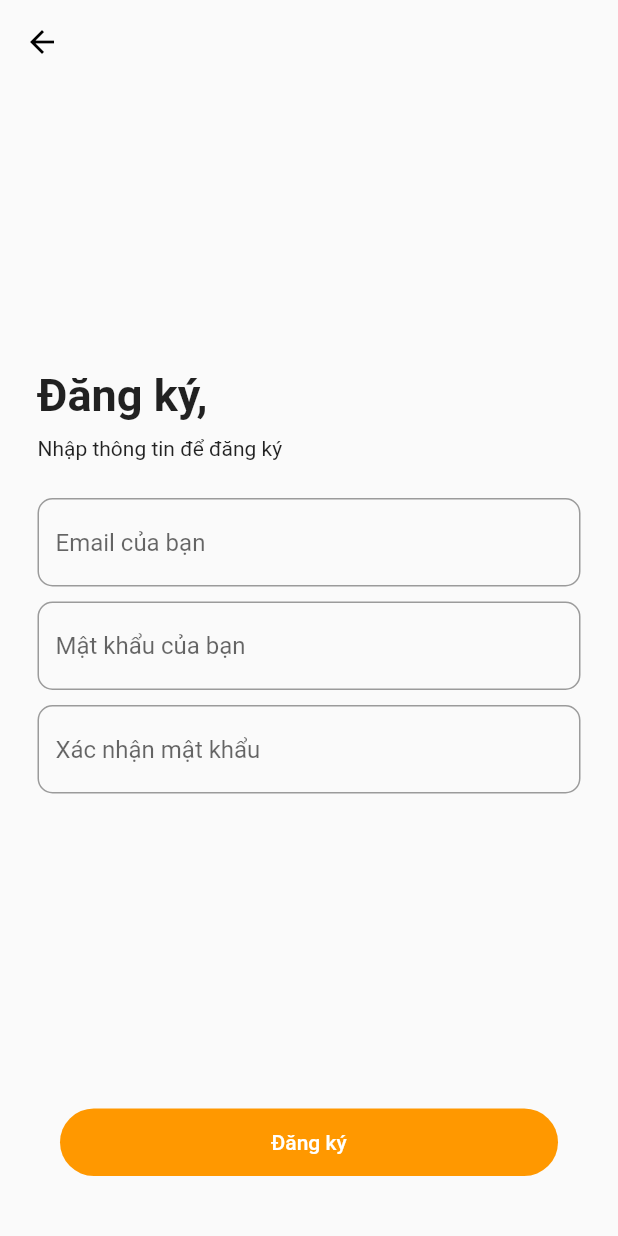
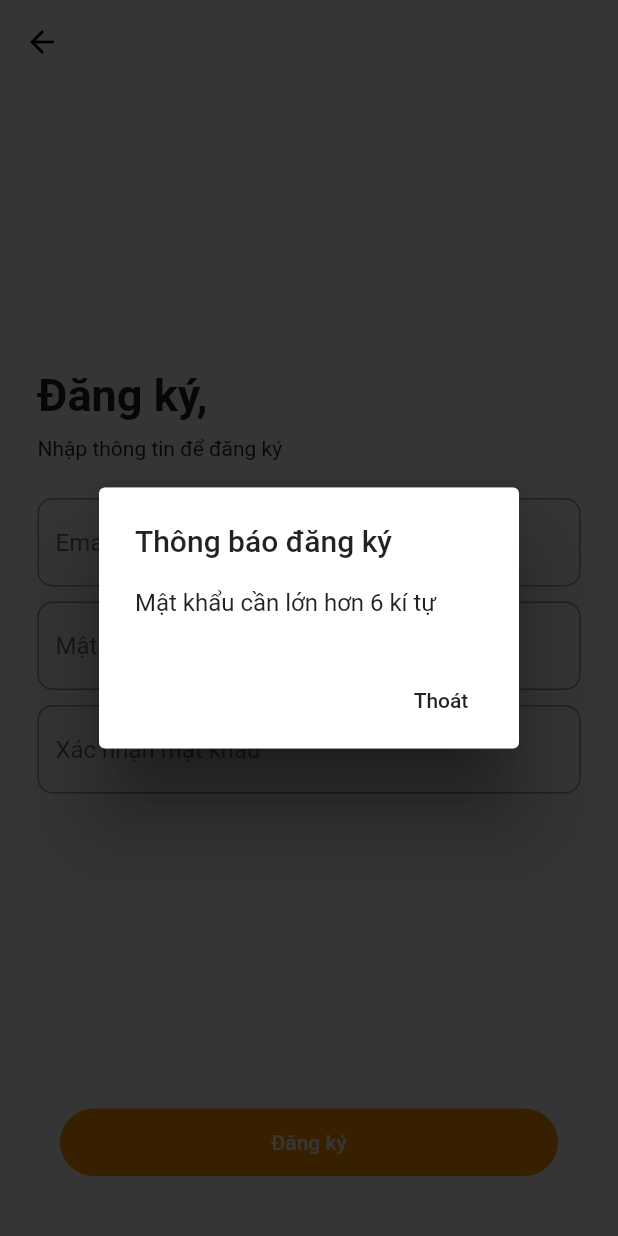
Before and after one commit to tientranzt/car_rent_flutter, a Flutter app: the SignupPage screen opened by its route, after a tap on "Đăng ký", on a phone screen of 412 x 824 dp. Run offline on Flutter 3.47's test engine with Material 2 defaults, Android fonts, the phone set to English and light mode, and no system bars; our stand-ins replace cloud_firestore, email_validator, firebase_auth, firebase_core, google_maps_flutter, shimmer; accounts and stored records are empty; network calls fail.

Commit message:
add create and login check validate

```diff
--- a/lib/main.dart
+++ b/lib/main.dart
@@ -10,6 +10,7 @@ import 'package:flutter/cupertino.dart';
 import 'package:flutter/material.dart';
 import 'package:firebase_core/firebase_core.dart';
 import 'package:flutter/services.dart';
+import 'package:firebase_auth/firebase_auth.dart';
 
 void main() async {
   WidgetsFlutterBinding.ensureInitialized();
@@ -30,6 +31,7 @@ class MyApp extends StatefulWidget {
 }
 
 class _MyAppState extends State<MyApp> {
+  FirebaseAuth firebaseAuth = FirebaseAuth.instance;
   @override
   void initState() {
     super.initState();
@@ -37,6 +39,7 @@ class _MyAppState extends State<MyApp> {
   @override
   Widget build(BuildContext context) {
     config();
+    bool isLogin = firebaseAuth.currentUser == null;
 
     return MaterialApp(
       routes: {
@@ -49,7 +52,7 @@ class _MyAppState extends State<MyApp> {
         HistoryOrderPage.route : (context) => HistoryOrderPage(),
         AccountRewardsPage.route : (context) => AccountRewardsPage(),
       },
-      initialRoute: LoginPage.route,
+      initialRoute: isLogin ? LoginPage.route : HomePage.route,
       debugShowCheckedModeBanner: false,
       title: 'Car Rent',
     );
--- a/lib/src/page/signup/signup.dart
+++ b/lib/src/page/signup/signup.dart
@@ -1,5 +1,7 @@
 import 'package:flutter/cupertino.dart';
 import 'package:flutter/material.dart';
+import 'package:firebase_auth/firebase_auth.dart';
+import 'package:email_validator/email_validator.dart';
 
 class SignupPage extends StatefulWidget {
   static const String route = "signup";
@@ -12,6 +14,25 @@ class _SignupPageState extends State<SignupPage> {
   TextEditingController emailController = TextEditingController();
   TextEditingController passController = TextEditingController();
   TextEditingController passConfirmController = TextEditingController();
+  FirebaseAuth firebaseAuth = FirebaseAuth.instance;
+
+  void showAlertDialog({String message}) {
+    showDialog(
+        context: context,
+        builder: (context) {
+          return AlertDialog(
+            title: Text("Thông báo đăng ký"),
+            content: Text(message),
+            actions: [
+              FlatButton(
+                  onPressed: () {
+                    Navigator.pop(context);
+                  },
+                  child: Text("Thoát"))
+            ],
+          );
+        });
+  }
 
   @override
   Widget build(BuildContext context) {
@@ -134,9 +155,51 @@ class _SignupPageState extends State<SignupPage> {
                     shape: RoundedRectangleBorder(
                         borderRadius: BorderRadius.circular(25)),
                     onPressed: () {
-                      print(emailController.text);
-                      print(passController.text);
-                      print(passConfirmController.text);
+                      bool isEmailValid =
+                          EmailValidator.validate(emailController.text);
+                      bool isPassLengthValid = passController.text.length >= 6;
+                      bool isPassConfirmValid =
+                          passController.text == passConfirmController.text;
+                      String userEmail = emailController.text;
+                      String userPass = passController.text;
+
+                      if (!isEmailValid) {
+                        showAlertDialog(message: "Email không hợp lệ");
+                      }
+
+                      if (!isPassLengthValid) {
+                        showAlertDialog(
+                            message: "Mật khẩu cần lớn hơn 6 kí tự");
+                      }
+
+                      if (!isPassConfirmValid) {
+                        showAlertDialog(
+                            message: "Xác nhận mật khẩu không trùng");
+                      }
+
+                      if (isEmailValid &&
+                          isPassConfirmValid &&
+                          isPassLengthValid) {
+                        firebaseAuth
+                            .createUserWithEmailAndPassword(
+                                email: userEmail, password: userPass)
+                            .then((user) {
+                              emailController.text = "";
+                              passController.text = "";
+                              passConfirmController.text = "";
+
+                              Navigator.pop(context);
+
+                        })
+                            .catchError((err) {
+                          print(err.hashCode.runtimeType);
+                          if (err.hashCode == 86194409) {
+                            showAlertDialog(message: "Email đã tồn tại");
+                          } else {
+                            showAlertDialog(message: "Lỗi mạng không xác định");
+                          }
+                        });
+                      }
                     },
                     color: Colors.orange,
                     child: Text(
--- a/pubspec.yaml
+++ b/pubspec.yaml
@@ -14,10 +14,12 @@ dependencies:
   cupertino_icons: ^0.1.3
   firebase_storage: ^4.0.0
   cloud_firestore: ^0.14.0+2
+  firebase_auth: ^0.18.1+2
   uuid: ^2.2.2
   url_launcher: ^5.5.3
   shimmer: ^1.1.1
   google_maps_flutter: ^1.0.2
+  email_validator: ^1.0.6
 
 
 dev_dependencies:
```
Also changed, not shown: lib/src/page/account/account_page.dart (+8 -2 lines), lib/src/page/login/login_page.dart (+52 -9 lines), pubspec.lock.
